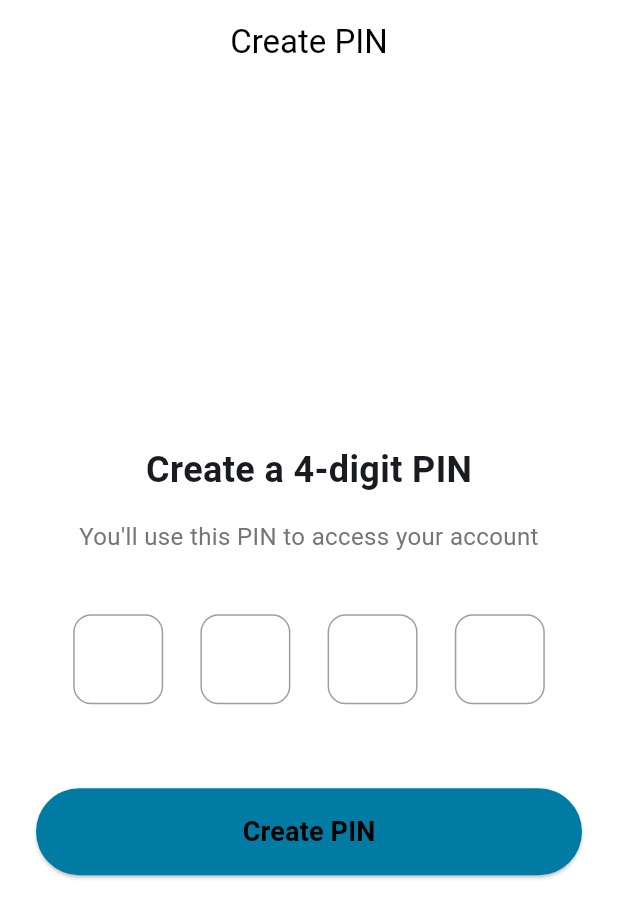
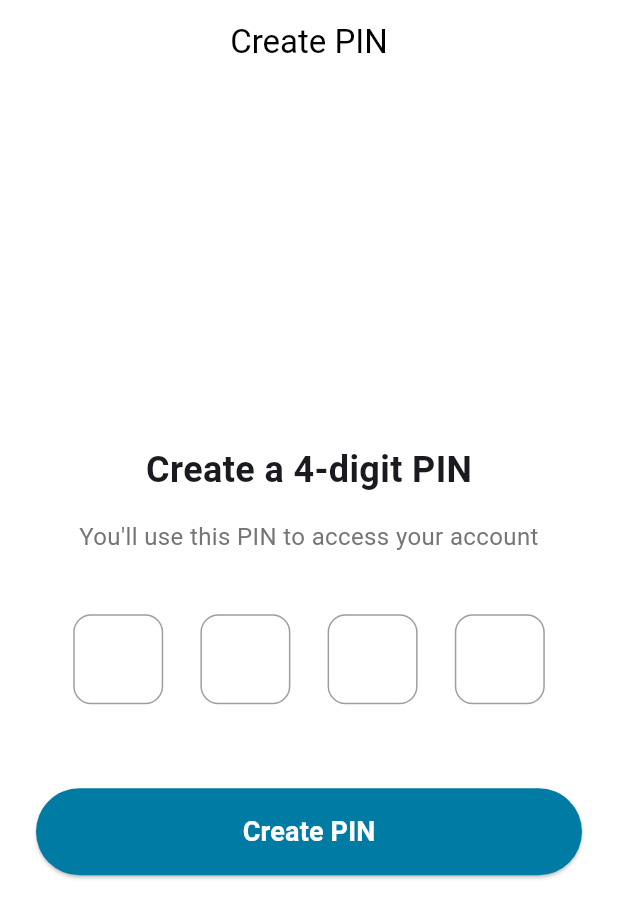
Before and after one commit to Wrylin/FlowRite-Banking, a Flutter app: the CreatePinPage screen opened directly with empty values, on a phone screen of 412 x 824 dp. Shown: the top 918 px of the screen. Run offline on Flutter 3.47's test engine with Material 3 defaults, Android fonts, the phone set to English and light mode, and no system bars; our stand-ins replace cloud_firestore, firebase_auth, firebase_core, google_sign_in; accounts and stored records are empty.

Commit message:
fixed text color

```diff
--- a/lib/pages/CreatePin.dart
+++ b/lib/pages/CreatePin.dart
@@ -139,9 +139,9 @@ class _CreatePinPageState extends State<CreatePinPage> {
                     child: Text(
                       "Create PIN",
                       style: TextStyle(
-                        color: Colors.black,
                         fontSize: 18,
                         fontWeight: FontWeight.bold,
+                        color: Colors.white,
                       ),
                     ),
                   ),
--- a/lib/pages/Transfer.dart
+++ b/lib/pages/Transfer.dart
@@ -3,11 +3,11 @@ import 'package:flutter/services.dart';
 import 'package:firebase_auth/firebase_auth.dart';
 import 'package:cloud_firestore/cloud_firestore.dart';
 
-// Custom formatter for account numbers (adds hyphens after every 4 digits)
+// adds hyphens after every 4 digits
 class AccountNumberFormatter extends TextInputFormatter {
   @override
   TextEditingValue formatEditUpdate(
-      TextEditingValue oldValue, TextEditingValue newValue) {
+    TextEditingValue oldValue, TextEditingValue newValue) {
     // Only allow digits
     final newText = newValue.text.replaceAll(RegExp(r'[^0-9]'), '');
 
```
